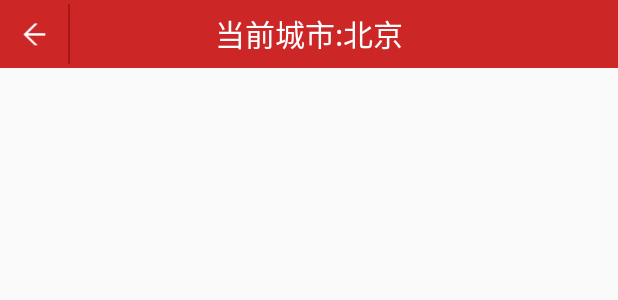
After one commit to ysmintor/WeatherVision, an Android app: the layout activity_select.xml on its own in the app's theme, with its tools: preview values and no code run, on a phone screen of 412 x 824 dp. The commit adds this screen. Shown: the top 300 px of the screen. Run offline under Robolectric (Android 15) with nearby library versions, the phone set to English and light mode, and no system bars.

Commit message:
add city select activity and transfer data to main activity

```diff
--- a/app/src/main/AndroidManifest.xml
+++ b/app/src/main/AndroidManifest.xml
@@ -3,7 +3,8 @@
     package="com.yorkyu.weathervision">
 
     <uses-permission android:name="android.permission.INTERNET" />
-    <uses-permission android:name="android.permission.ACCESS_NETWORK_STATE"/>
+    <uses-permission android:name="android.permission.ACCESS_NETWORK_STATE" />
+
     <application
         android:allowBackup="true"
         android:icon="@mipmap/ic_launcher"
@@ -11,13 +12,14 @@
         android:roundIcon="@mipmap/ic_launcher_round"
         android:supportsRtl="true"
         android:theme="@style/AppTheme">
-        <activity android:name=".MainActivity">
+        <activity android:name=".activity.MainActivity">
             <intent-filter>
                 <action android:name="android.intent.action.MAIN" />
 
                 <category android:name="android.intent.category.LAUNCHER" />
             </intent-filter>
         </activity>
+        <activity android:name=".activity.SelectActivity"></activity>
     </application>
 
 </manifest>
--- a/app/src/main/res/layout/activity_main.xml
+++ b/app/src/main/res/layout/activity_main.xml
@@ -5,7 +5,7 @@
     android:layout_width="match_parent"
     android:layout_height="match_parent"
     android:background="@color/colorAccent"
-    tools:context=".MainActivity">
+    tools:context=".activity.MainActivity">
 
     <RelativeLayout
         android:id="@+id/title"
--- /dev/null
+++ b/app/src/main/res/layout/activity_select.xml
@@ -0,0 +1,40 @@
+<?xml version="1.0" encoding="utf-8"?>
+<RelativeLayout xmlns:android="http://schemas.android.com/apk/res/android"
+    xmlns:app="http://schemas.android.com/apk/res-auto"
+    xmlns:tools="http://schemas.android.com/tools"
+    android:layout_width="match_parent"
+    android:layout_height="match_parent"
+    tools:context=".activity.SelectActivity">
+
+    <RelativeLayout
+        android:layout_width="fill_parent"
+        android:layout_height="45.0dip"
+        android:background="#ffcd2626">
+
+        <TextView
+            android:id="@+id/title_name"
+            android:layout_width="fill_parent"
+            android:layout_height="fill_parent"
+            android:gravity="center"
+            android:text="当前城市:北京"
+            android:textColor="#ffffffff"
+            android:textSize="20.0dip" />
+
+        <ImageView
+            android:id="@+id/title_back"
+            android:layout_width="45.0dip"
+            android:layout_height="45.0dip"
+            android:layout_alignParentLeft="true"
+            android:layout_centerVertical="true"
+            android:src="@drawable/base_action_bar_back_normal" />
+
+        <ImageView
+            android:layout_width="1.0dip"
+            android:layout_height="40dip"
+            android:layout_centerVertical="true"
+            android:layout_gravity="center"
+            android:layout_toRightOf="@id/title_back"
+            android:background="#A71717"
+            android:gravity="center" />
+    </RelativeLayout>
+</RelativeLayout>
```
Also changed, not shown: app/src/main/java/com/yorkyu/weathervision/activity/MainActivity.java (renamed from app/src/main/java/com/yorkyu/weathervision/MainActivity.java, +28 -3 lines), app/src/main/java/com/yorkyu/weathervision/activity/SelectActivity.java (added, +39 -0 lines), app/src/main/res/drawable/base_action_bar_back_normal.png (added).
